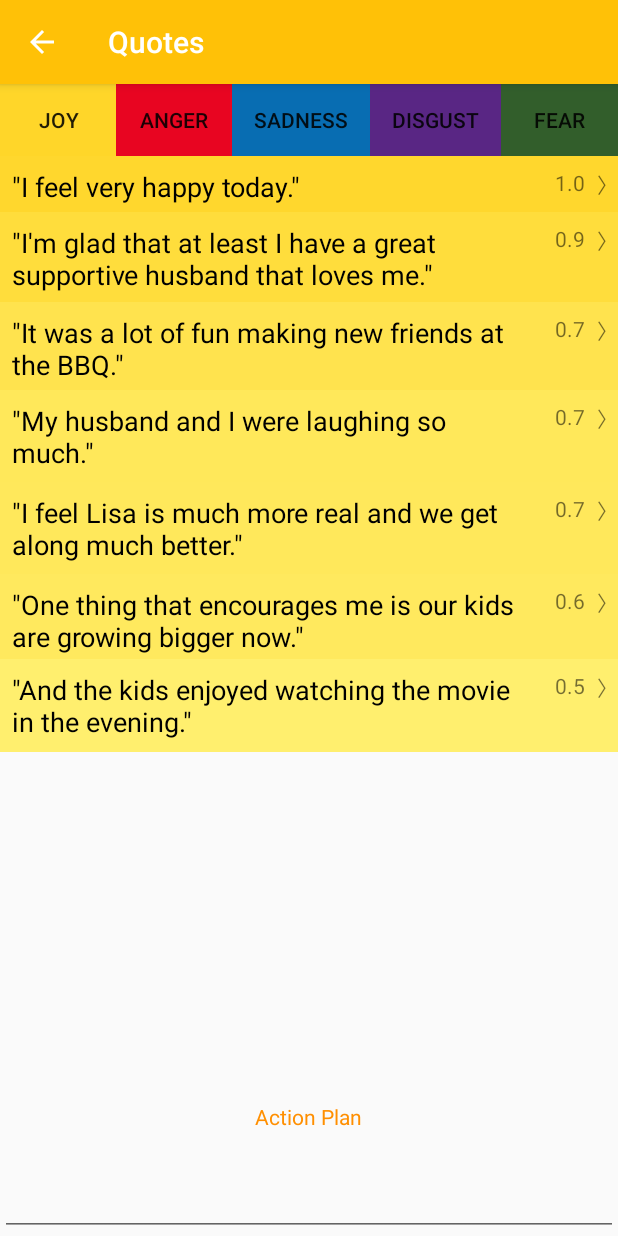
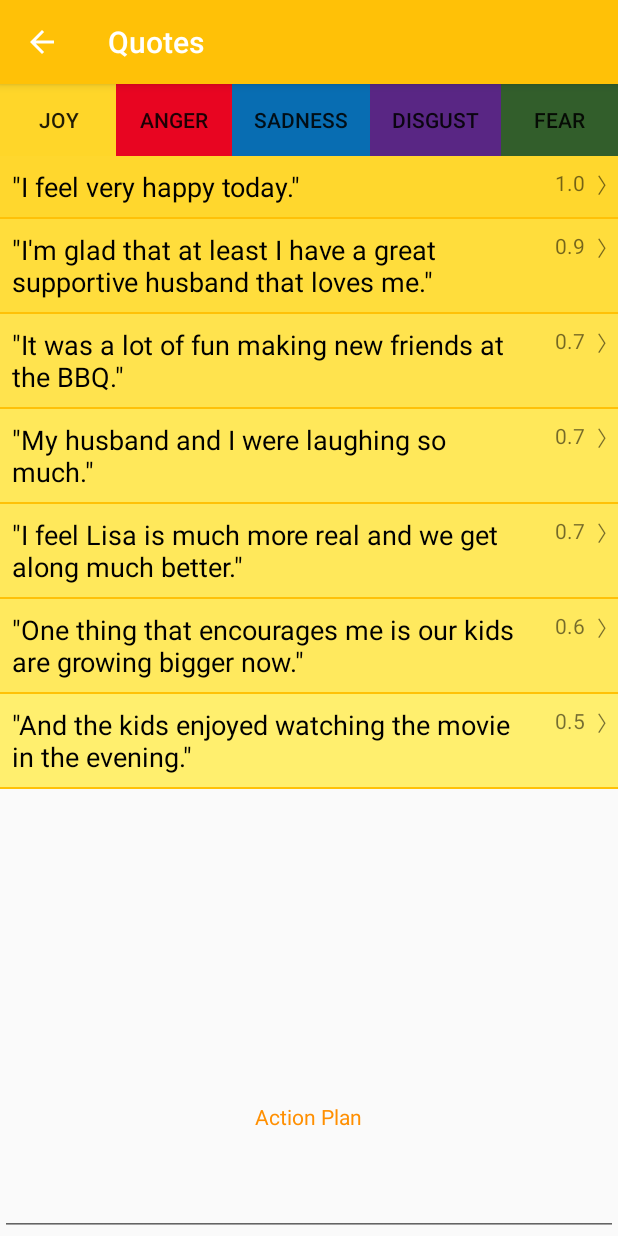
Before and after one commit to ykcadcg/Jourknow, an Android app: the QuotesActivity screen opened directly, with no data from a screen before it, on a phone screen of 412 x 824 dp. Run offline under Robolectric (Android 15) with nearby library versions, the phone set to English and light mode, and no system bars; libraries missing offline, so code that uses them is left out: com.github.mikephil.charting, com.ibm.watson.

Commit message:
1. user can write/ save simple Action Plan. 2.Fixed the issue of Quotes divider line too thick (internally, use 5 different cursorAdapters for 5 emotions separately)

```diff
--- a/app/src/main/java/com/ak/jourknow/DbAdapter.java
+++ b/app/src/main/java/com/ak/jourknow/DbAdapter.java
@@ -290,9 +290,9 @@ public class DbAdapter {
         return cursor;
     }
 
-    public Cursor querySentencesByScore(float scoreThreshold) throws SQLException {
+    public Cursor querySentencesByScore(float scoreThreshold, int emotion) throws SQLException {
         Cursor cursor = mDb.query(TABLE_SENTENCES, null,
-                KEY_TOPSCORE + " >= " + scoreThreshold,
+                KEY_TOPSCORE + " >= " + scoreThreshold + " AND " + KEY_TOPEMOIDX + "/2 == " + emotion,
                 null, null, null, KEY_TOPSCORE + " DESC ", null);
         if (cursor != null) {
             cursor.moveToFirst();
--- a/app/src/main/java/com/ak/jourknow/QuotesActivity.java
+++ b/app/src/main/java/com/ak/jourknow/QuotesActivity.java
@@ -2,8 +2,10 @@ package com.ak.jourknow;
 
 import android.content.Context;
 import android.content.Intent;
+import android.content.SharedPreferences;
 import android.database.Cursor;
 import android.graphics.Color;
+import android.preference.PreferenceManager;
 import android.support.v4.widget.CursorAdapter;
 import android.support.v4.widget.SimpleCursorAdapter;
 import android.support.v7.app.AppCompatActivity;
@@ -13,6 +15,7 @@ import android.view.View;
 import android.view.ViewGroup;
 import android.widget.AdapterView;
 import android.widget.Button;
+import android.widget.EditText;
 import android.widget.LinearLayout;
 import android.widget.ListView;
 import android.widget.RadioButton;
@@ -22,7 +25,8 @@ import android.widget.TextView;
 public class QuotesActivity extends AppCompatActivity {
     private DbAdapter dbHelper;
     private ListView listView;
-    private FilterCursorAdapter customAdapter;
+    private EditText mEdit;
+    private FilterCursorAdapter cursorAdapters[];
     private int mEmotionSelected = 0;
 
     @Override
@@ -30,23 +34,35 @@ public class QuotesActivity extends AppCompatActivity {
         super.onCreate(savedInstanceState);
         setContentView(R.layout.activity_quotes);
 
+        cursorAdapters = new FilterCursorAdapter[5];
         dbHelper = new DbAdapter(this);
         dbHelper.open();
         displayListView();
     }
 
-    private int displayListView() {
+    @Override
+    public void onPause() {
+        SharedPreferences prefs = PreferenceManager.getDefaultSharedPreferences(this);
+        SharedPreferences.Editor editor = prefs.edit();
+        editor.putString("actionPlan", String.valueOf(mEdit.getText().toString()));
+        editor.commit();
+        super.onPause();
+    }
+
+    private boolean displayListView() {
+        if(cursorAdapters == null || dbHelper == null)
+            return false;
+
         dbHelper.open();
 
-        Cursor cursor = dbHelper.querySentencesByScore(NoteActivity.sentenceEmotionThreshold);
-        int rowCnt = 0;
-        if(cursor != null)
-            rowCnt = cursor.getCount();
+        for(int emo = 0; emo < 5; ++emo) {
+            Cursor c = dbHelper.querySentencesByScore(NoteActivity.sentenceEmotionThreshold, emo);
+            cursorAdapters[emo] = new FilterCursorAdapter(this, c, 0);
+        }
 
-        customAdapter = new FilterCursorAdapter(this, cursor, 0);
+        //default: Joy
         listView = (ListView) findViewById(R.id.listView);
-        // Assign adapter to ListView
-        listView.setAdapter(customAdapter);
+        listView.setAdapter(cursorAdapters[0]);
 
         listView.setOnItemClickListener(new AdapterView.OnItemClickListener() {
             @Override
@@ -61,7 +77,12 @@ public class QuotesActivity extends AppCompatActivity {
                 startActivity(intent);
             }
         });
-        return rowCnt;
+
+        SharedPreferences sharedPref = PreferenceManager.getDefaultSharedPreferences(getApplicationContext());
+        String actionPlan = sharedPref.getString("actionPlan", null);
+        mEdit = (EditText)findViewById(R.id.actionPlan);
+        mEdit.setText(actionPlan);
+        return true;
     }
 
     //borrowed from MainActivity, also based on http://stackoverflow.com/questions/4973175/hide-an-element-of-listviews-item-depending-on-cursors-column-value
@@ -80,6 +101,7 @@ public class QuotesActivity extends AppCompatActivity {
             return   ((((( a & MASK1 ) * f1 ) + ( ( b & MASK1 ) * f2 )) >> 8 ) & MASK1 )
                     | ((((( a & MASK2 ) * f1 ) + ( ( b & MASK2 ) * f2 )) >> 8 ) & MASK2 );
         }
+
         public void bindView(View view, Context context, Cursor c) {
             float score = c.getFloat(c.getColumnIndexOrThrow(DbAdapter.KEY_TOPSCORE));
             TextView tvScore = (TextView)view.findViewById(R.id.textViewScore);
@@ -90,27 +112,13 @@ public class QuotesActivity extends AppCompatActivity {
 
             int emotionIdx = c.getInt(c.getColumnIndexOrThrow(DbAdapter.KEY_TOPEMOIDX));
             TextView tvQuote = (TextView)view.findViewById(R.id.quote);
-            if((score >= NoteActivity.sentenceEmotionThreshold) && (emotionIdx / 2 == mEmotionSelected)) {
-                parentLayout.setVisibility(View.VISIBLE);
-                tvQuote.setVisibility(View.VISIBLE);
-                tvScore.setVisibility(View.VISIBLE);
-                textViewArrow.setVisibility(View.VISIBLE);
-
             tvQuote.setText("\"" + c.getString(c.getColumnIndexOrThrow(DbAdapter.KEY_TEXT)) + "\"");
-
             int strong = NoteActivity.jasdfColors[mEmotionSelected * 2];
             int moderate = NoteActivity.jasdfColors[mEmotionSelected * 2 + 1];
             int color = interpolateColorsCompact(moderate, strong, (score - NoteActivity.sentenceEmotionThreshold) / (1.f- NoteActivity.sentenceEmotionThreshold));
             parentLayout.setBackgroundColor(0xff000000 + color);
         }
-            else{
-                parentLayout.setVisibility(View.GONE);
-                tvQuote.setVisibility(View.GONE);
-                tvScore.setVisibility(View.GONE);
-                textViewArrow.setVisibility(View.GONE);
 
-            }
-        }
         public View newView(Context context, Cursor cursor, ViewGroup parent) {
             return cursorInflater.inflate(R.layout.listview_item_quote, parent, false);
         }
@@ -136,6 +144,9 @@ public class QuotesActivity extends AppCompatActivity {
             default:
                 break;
         }
+        listView = (ListView) findViewById(R.id.listView);
+        listView.setAdapter(cursorAdapters[mEmotionSelected]);
+
         //listView.setBackgroundColor(Color.parseColor(getResources().getStringArray(R.array.jasdfColors)[mEmotionSelected * 2]));
         listView.invalidateViews();
     }
--- a/app/src/main/res/layout/activity_quotes.xml
+++ b/app/src/main/res/layout/activity_quotes.xml
@@ -82,8 +82,9 @@
         android:layout_alignParentStart="true"
         android:layout_below="@+id/linearLayout"
         android:layout_above="@+id/textViewActionPlan"
-        android:divider="@android:color/transparent"
-        android:dividerHeight="0dp" />   <!-- if want to completely remove divider line: add android:divider="@android:color/transparent" -->
+        android:divider="@color/colorPrimary"
+        android:dividerHeight="1dp"
+        android:choiceMode="multipleChoice" />   <!-- if want to completely remove divider line: add android:divider="@android:color/transparent" -->
 
     <TextView
         android:layout_width="wrap_content"
```
Lines whose indentation alone changed are shown as unchanged.
